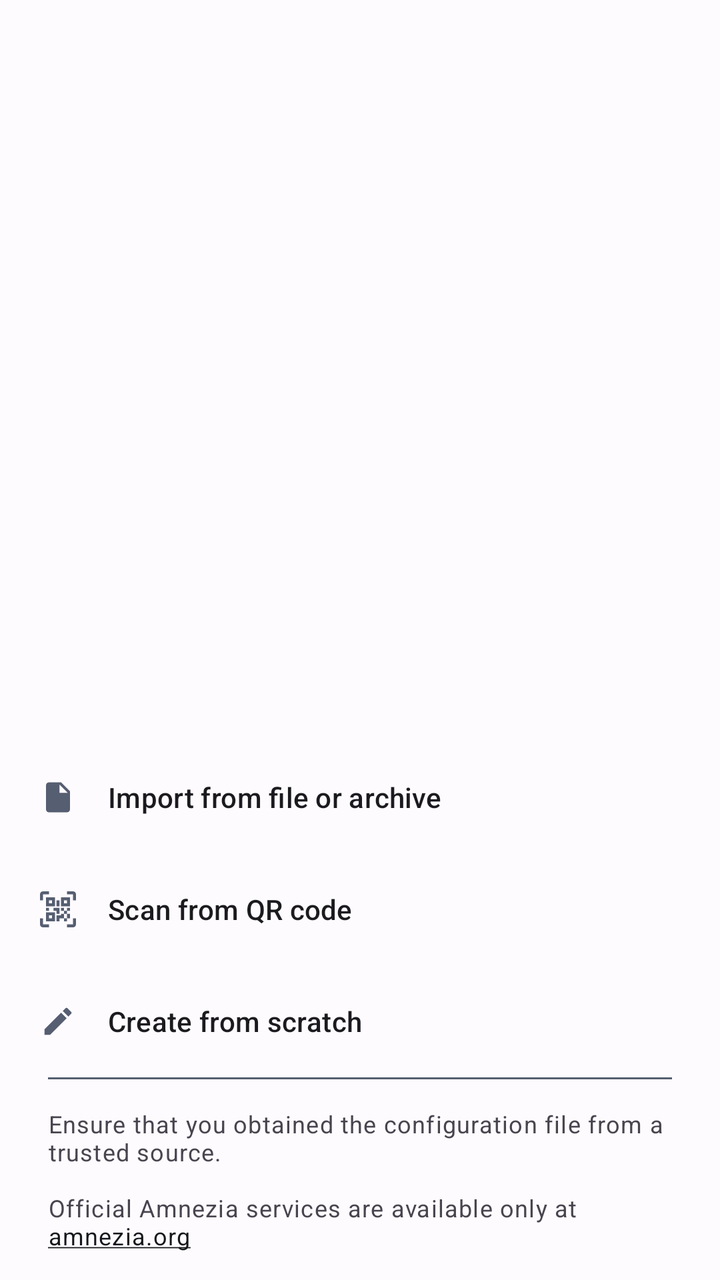
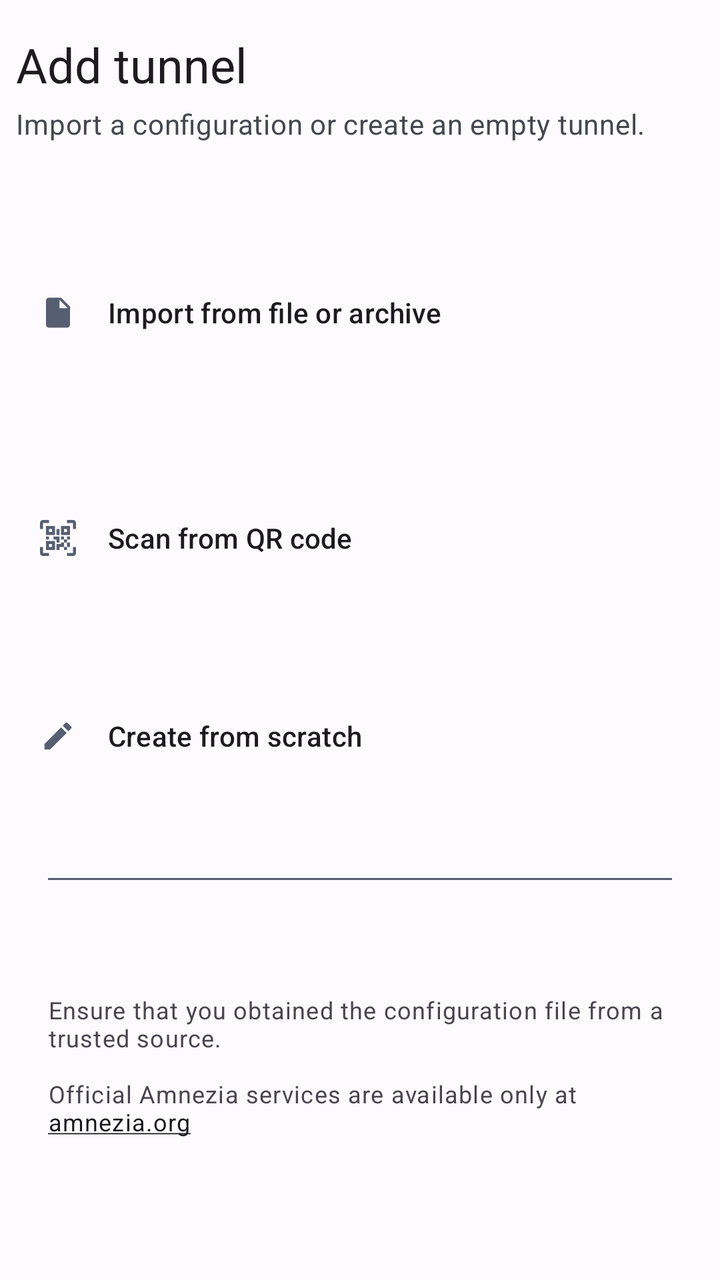

The first picture is an Android layout as it rendered before a commit; the second is the same layout after the commit. The layout source and the unified diff follow.
<!-- AndroidManifest.xml: application theme AppTheme -->
<!-- res/layout/add_tunnels_bottom_sheet.xml -->
<?xml version="1.0" encoding="utf-8"?>
<androidx.constraintlayout.widget.ConstraintLayout xmlns:android="http://schemas.android.com/apk/res/android"
    xmlns:app="http://schemas.android.com/apk/res-auto"
    android:id="@+id/root"
    android:layout_width="match_parent"
    android:layout_height="wrap_content"
    android:paddingTop="@dimen/bottom_sheet_top_padding">

    <com.google.android.material.button.MaterialButton
        android:id="@+id/create_from_file"
        style="@style/Widget.Material3.Button.TextButton.Icon"
        android:layout_width="match_parent"
        android:layout_height="@dimen/bottom_sheet_item_height"
        android:layout_marginStart="@dimen/normal_margin"
        android:layout_marginLeft="@dimen/normal_margin"
        android:layout_marginEnd="@dimen/normal_margin"
        android:layout_marginRight="@dimen/normal_margin"
        android:nextFocusDown="@id/create_from_qrcode"
        android:nextFocusForward="@id/create_from_qrcode"
        android:text="@string/create_from_file"
        android:textAlignment="viewStart"
        android:textColor="?attr/colorOnSurface"
        app:icon="@drawable/ic_action_open"
        app:iconPadding="@dimen/bottom_sheet_icon_padding"
        app:iconTint="?attr/colorSecondary"
        app:layout_constraintBottom_toTopOf="@+id/create_from_qrcode"
        app:layout_constraintEnd_toEndOf="parent"
        app:layout_constraintStart_toStartOf="parent"
        app:layout_constraintTop_toBottomOf="parent"
        app:rippleColor="?attr/colorSecondary" />

    <com.google.android.material.button.MaterialButton
        android:id="@+id/create_from_qrcode"
        style="@style/Widget.Material3.Button.TextButton.Icon"
        android:layout_width="match_parent"
        android:layout_height="@dimen/bottom_sheet_item_height"
        android:layout_marginStart="@dimen/normal_margin"
        android:layout_marginLeft="@dimen/normal_margin"
        android:layout_marginEnd="@dimen/normal_margin"
        android:layout_marginRight="@dimen/normal_margin"
        android:nextFocusUp="@id/create_from_file"
        android:nextFocusDown="@id/create_empty"
        android:nextFocusForward="@id/create_empty"
        android:text="@string/create_from_qr_code"
        android:textAlignment="viewStart"
        android:textColor="?attr/colorOnSurface"
        app:icon="@drawable/ic_action_scan_qr_code"
        app:iconPadding="@dimen/bottom_sheet_icon_padding"
        app:iconTint="?attr/colorSecondary"
        app:layout_constraintBottom_toBottomOf="@+id/create_empty"
        app:layout_constraintEnd_toEndOf="parent"
        app:layout_constraintStart_toStartOf="parent"
        app:layout_constraintTop_toBottomOf="@+id/create_from_file"
        app:rippleColor="?attr/colorSecondary" />

    <com.google.android.material.button.MaterialButton
        android:id="@+id/create_empty"
        style="@style/Widget.Material3.Button.TextButton.Icon"
        android:layout_width="match_parent"
        android:layout_height="@dimen/bottom_sheet_item_height"
        android:layout_marginStart="@dimen/normal_margin"
        android:layout_marginLeft="@dimen/normal_margin"
        android:layout_marginEnd="@dimen/normal_margin"
        android:layout_marginRight="@dimen/normal_margin"
        android:nextFocusUp="@id/create_from_qrcode"
        android:nextFocusDown="@id/disclaimer"
        android:nextFocusForward="@id/disclaimer"
        android:text="@string/create_empty"
        android:textAlignment="viewStart"
        android:textColor="?attr/colorOnSurface"
        app:icon="@drawable/ic_action_edit"
        app:iconPadding="@dimen/bottom_sheet_icon_padding"
        app:iconTint="?attr/colorSecondary"
        app:layout_constraintBottom_toBottomOf="@+id/delimiter"
        app:layout_constraintEnd_toEndOf="parent"
        app:layout_constraintStart_toStartOf="parent"
        app:layout_constraintTop_toBottomOf="@+id/create_from_qrcode"
        app:rippleColor="?attr/colorSecondary" />

    <View
        android:id="@+id/delimiter"
        android:layout_width="match_parent"
        android:layout_height="1dp"
        android:layout_marginStart="@dimen/medium_margin"
        android:layout_marginLeft="@dimen/medium_margin"
        android:layout_marginEnd="@dimen/medium_margin"
        android:layout_marginRight="@dimen/medium_margin"
        android:layout_marginBottom="14dp"
        android:background="?attr/colorSecondary"
        app:layout_constraintBottom_toBottomOf="@+id/disclaimer"
        app:layout_constraintEnd_toEndOf="parent"
        app:layout_constraintStart_toStartOf="parent"
        app:layout_constraintTop_toBottomOf="@+id/create_empty" />

    <TextView
        android:id="@+id/disclaimer"
        android:layout_width="match_parent"
        android:layout_height="wrap_content"
        android:layout_marginStart="@dimen/medium_margin"
        android:layout_marginLeft="@dimen/medium_margin"
        android:layout_marginEnd="@dimen/medium_margin"
        android:layout_marginRight="@dimen/medium_margin"
        android:nextFocusUp="@id/create_empty"
        android:text="@string/import_disclaimer"
        android:linksClickable="true"
        android:focusable="true"
        android:textAppearance="?attr/textAppearanceBodySmall"
        android:textColor="?android:attr/textColorSecondary"
        android:textColorLink="?android:attr/textColorLink"
        app:layout_constraintBottom_toBottomOf="parent"
        app:layout_constraintEnd_toEndOf="parent"
        app:layout_constraintStart_toStartOf="parent"
        app:layout_constraintTop_toBottomOf="@+id/delimiter" />

</androidx.constraintlayout.widget.ConstraintLayout>
<!-- resources referenced by this layout -->
<resources>
  <dimen name="bottom_sheet_icon_padding">16dp</dimen>
  <dimen name="bottom_sheet_item_height">56dp</dimen>
  <dimen name="bottom_sheet_top_padding">8dp</dimen>
  <dimen name="medium_margin">24dp</dimen>
  <dimen name="normal_margin">8dp</dimen>
  <!-- drawable ic_action_open (drawable) -->
  <vector xmlns:android="http://schemas.android.com/apk/res/android"
      android:width="24dp"
      android:height="24dp"
      android:tint="?attr/colorControlNormal"
      android:viewportWidth="24"
      android:viewportHeight="24">
      <path
          android:fillColor="#FFFFFFFF"
          android:pathData="M6,2c-1.1,0 -1.99,0.9 -1.99,2L4,20c0,1.1 0.89,2 1.99,2L18,22c1.1,0 2,-0.9 2,-2L20,8l-6,-6L6,2zM13,9L13,3.5L18.5,9L13,9z" />
  </vector>
  <string name="create_empty">Create from scratch</string>
  <string name="create_from_file">Import from file or archive</string>
  <string name="create_from_qr_code">Scan from QR code</string>
  <string name="import_disclaimer">Ensure that you obtained the configuration file from a trusted source.\n\nOfficial Amnezia services are available only at <a href="https://amnezia.org">amnezia.org</a>\n</string>
  <style name="AppTheme" parent="AppThemeBase" />
  <style name="AppThemeBase" parent="AmneziaWgTheme">
          <item name="materialCardViewStyle">@style/AmneziaWgTheme.MaterialCardView</item>
          <item name="toolbarStyle">@style/AmneziaWgTheme.Toolbar</item>
          <item name="bottomSheetDialogTheme">@style/AmneziaWgTheme.BottomSheetDialog</item>
          <item name="android:statusBarColor">@null</item>
      </style>
  <style name="AmneziaWgTheme.MaterialCardView" parent="Widget.Material3.CardView.Elevated">
          <item name="cornerRadius">4dp</item>
          <item name="contentPadding">8dp</item>
      </style>
  <style name="AmneziaWgTheme.Toolbar" parent="Widget.Material3.Toolbar">
          <item name="android:background">?attr/colorSurface</item>
      </style>
  <style name="AmneziaWgTheme.BottomSheetDialog" parent="ThemeOverlay.Material3.BottomSheetDialog">
          <item name="android:windowIsFloating">false</item>
          <item name="android:navigationBarColor">@android:color/transparent</item>
      </style>
  <color name="md_theme_light_primary">#15181B</color>
  <color name="md_theme_light_onPrimary">#FFFFFF</color>
  <color name="md_theme_light_primaryContainer">#D8E2FF</color>
  <color name="md_theme_light_onPrimaryContainer">#001A41</color>
  <color name="md_theme_light_secondary">#565E71</color>
  <color name="md_theme_light_onSecondary">#FFFFFF</color>
  <color name="md_theme_light_secondaryContainer">#DBE2F9</color>
  <color name="md_theme_light_onSecondaryContainer">#131B2C</color>
  <color name="md_theme_light_tertiary">#715574</color>
  <color name="md_theme_light_onTertiary">#FFFFFF</color>
  <color name="md_theme_light_tertiaryContainer">#FBD7FC</color>
  <color name="md_theme_light_onTertiaryContainer">#29132D</color>
  <color name="md_theme_light_error">#BA1A1A</color>
  <color name="md_theme_light_errorContainer">#FFDAD6</color>
  <color name="md_theme_light_onError">#FFFFFF</color>
  <color name="md_theme_light_onErrorContainer">#410002</color>
  <color name="md_theme_light_background">#FEFBFF</color>
  <color name="md_theme_light_onBackground">#1B1B1F</color>
  <color name="md_theme_light_surface">#FEFBFF</color>
  <color name="md_theme_light_onSurface">#1B1B1F</color>
  <color name="md_theme_light_surfaceVariant">#E1E2EC</color>
  <color name="md_theme_light_onSurfaceVariant">#44474F</color>
  <color name="md_theme_light_outline">#74777F</color>
  <color name="md_theme_light_inverseOnSurface">#F2F0F4</color>
  <color name="md_theme_light_inverseSurface">#303033</color>
  <color name="md_theme_light_inversePrimary">#ADC7FF</color>
  <!-- unchanged entries left out for length: 3 -->
</resources>

<!-- the commit's change to res/layout/add_tunnels_bottom_sheet.xml (unified diff, before → after) -->
@@ -5,6 +5,34 @@
     android:layout_width="match_parent"
     android:layout_height="wrap_content"
     android:paddingTop="@dimen/bottom_sheet_top_padding">
+
+    <TextView
+        android:id="@+id/sheet_title"
+        android:layout_width="match_parent"
+        android:layout_height="wrap_content"
+        android:layout_marginStart="@dimen/normal_margin"
+        android:layout_marginTop="8dp"
+        android:layout_marginEnd="@dimen/normal_margin"
+        android:text="@string/add_tunnel"
+        android:textAppearance="?attr/textAppearanceHeadlineSmall"
+        app:layout_constraintEnd_toEndOf="parent"
+        app:layout_constraintStart_toStartOf="parent"
+        app:layout_constraintTop_toTopOf="parent" />
+
+    <TextView
+        android:id="@+id/sheet_subtitle"
+        android:layout_width="match_parent"
+        android:layout_height="wrap_content"
+        android:layout_marginStart="@dimen/normal_margin"
+        android:layout_marginTop="4dp"
+        android:layout_marginEnd="@dimen/normal_margin"
+        android:layout_marginBottom="8dp"
+        android:text="@string/add_tunnel_sheet_subtitle"
+        android:textAppearance="?attr/textAppearanceBodyMedium"
+        android:textColor="?attr/colorOnSurfaceVariant"
+        app:layout_constraintEnd_toEndOf="parent"
+        app:layout_constraintStart_toStartOf="parent"
+        app:layout_constraintTop_toBottomOf="@id/sheet_title" />
 
     <com.google.android.material.button.MaterialButton
         android:id="@+id/create_from_file"
@@ -26,7 +54,7 @@
         app:layout_constraintBottom_toTopOf="@+id/create_from_qrcode"
         app:layout_constraintEnd_toEndOf="parent"
         app:layout_constraintStart_toStartOf="parent"
-        app:layout_constraintTop_toBottomOf="parent"
+        app:layout_constraintTop_toBottomOf="@id/sheet_subtitle"
         app:rippleColor="?attr/colorSecondary" />
 
     <com.google.android.material.button.MaterialButton
@@ -71,7 +99,7 @@
         app:icon="@drawable/ic_action_edit"
         app:iconPadding="@dimen/bottom_sheet_icon_padding"
         app:iconTint="?attr/colorSecondary"
-        app:layout_constraintBottom_toBottomOf="@+id/delimiter"
+        app:layout_constraintBottom_toTopOf="@+id/delimiter"
         app:layout_constraintEnd_toEndOf="parent"
         app:layout_constraintStart_toStartOf="parent"
         app:layout_constraintTop_toBottomOf="@+id/create_from_qrcode"
<!-- resource entries referenced after the edit -->
@@ -16,6 +16,8 @@
           android:fillColor="#FFFFFFFF"
           android:pathData="M6,2c-1.1,0 -1.99,0.9 -1.99,2L4,20c0,1.1 0.89,2 1.99,2L18,22c1.1,0 2,-0.9 2,-2L20,8l-6,-6L6,2zM13,9L13,3.5L18.5,9L13,9z" />
   </vector>
+  <string name="add_tunnel">Add tunnel</string>
+  <string name="add_tunnel_sheet_subtitle">Import a configuration or create an empty tunnel.</string>
   <string name="create_empty">Create from scratch</string>
   <string name="create_from_file">Import from file or archive</string>
   <string name="create_from_qr_code">Scan from QR code</string>
